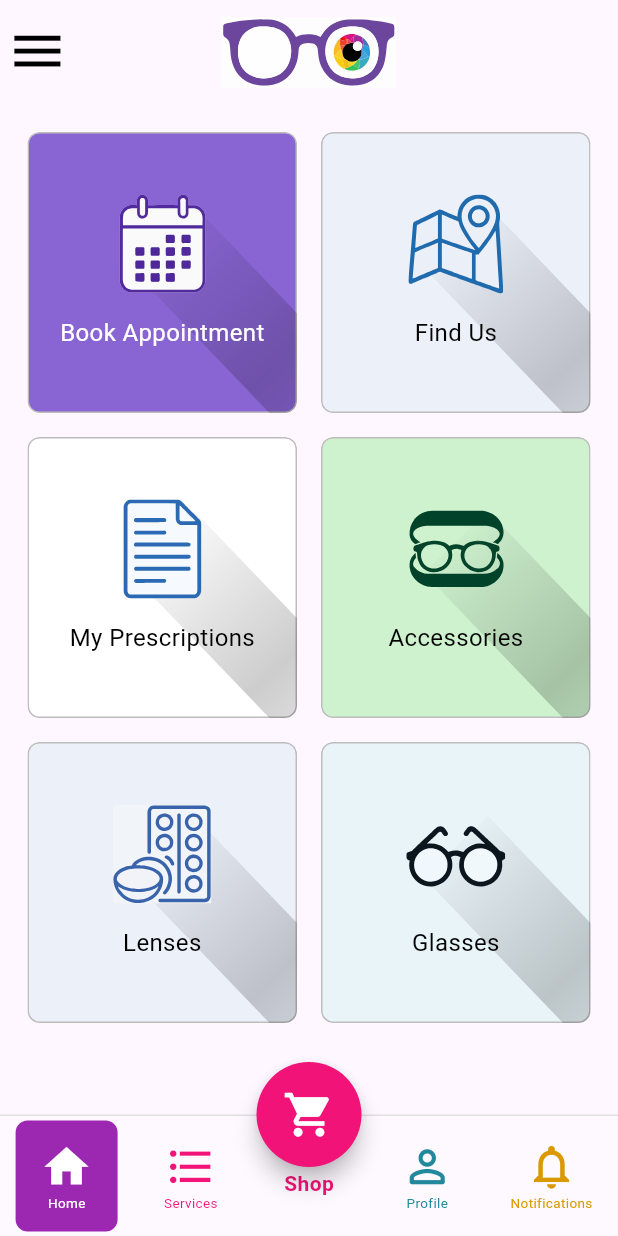
After one commit to abbashashem283/babivision, a Flutter app: the screen it shows after launch, on a phone screen of 412 x 824 dp. The commit adds this screen. Run offline on Flutter 3.47's test engine with Material 3 defaults, Android fonts, the phone set to English and light mode, and no system bars; our stand-ins replace dio, flutter_dotenv, flutter_secure_storage, flutter_svg, pin_code_fields.

Commit message:
encapsulated appbar into a diffent custom scaffold widget

```diff
--- /dev/null
+++ b/lib/Utils/navigation/Routes.dart
@@ -0,0 +1,8 @@
+import 'package:babivision/views/pages/Appointments.dart';
+import 'package:flutter/material.dart';
+
+Map<String, Widget Function(BuildContext context)> getRoutes(
+  BuildContext context,
+) {
+  return {"/appointments": (context) => Appointments()};
+}
--- a/lib/main.dart
+++ b/lib/main.dart
@@ -1,8 +1,9 @@
+import 'package:babivision/Utils/navigation/Routes.dart';
 import 'package:babivision/views/debug/Playground.dart';
 import 'package:babivision/views/pages/Auth/PasswordCodeConfirmation.dart';
 import 'package:babivision/views/pages/Auth/PasswordReset.dart';
 import 'package:babivision/views/pages/Auth/RegisterPage.dart';
-import 'package:babivision/views/pages/HomePage.dart';
+import 'package:babivision/views/pages/homepage/HomePage.dart';
 import 'package:babivision/views/pages/Auth/LoginPage.dart';
 import 'package:babivision/views/pages/SplashScreen.dart';
 import 'package:flutter/material.dart';
@@ -27,6 +28,7 @@ class _MyAppState extends State<MyApp> {
         useMaterial3: true,
       ),
       home: Homepage(),
+      routes: getRoutes(context),
     );
   }
 }
--- /dev/null
+++ b/lib/views/layout/AppBarDrawerScaffold.dart
@@ -0,0 +1,186 @@
+import 'package:babivision/data/KConstants.dart';
+import 'package:flutter/material.dart';
+import 'package:babivision/Utils/extenstions/ResponsiveContext.dart';
+import 'package:flutter_svg/svg.dart';
+
+class AppbaDrawerScaffold extends StatelessWidget {
+  final Widget body;
+  final Widget? bottomNavigationBar;
+  final Widget? floatingActionButton;
+  final FloatingActionButtonLocation? floatingActionButtonLocation;
+  const AppbaDrawerScaffold({
+    super.key,
+    required this.body,
+    this.bottomNavigationBar,
+    this.floatingActionButton,
+    this.floatingActionButtonLocation,
+  });
+
+  @override
+  Widget build(BuildContext context) {
+    Widget _buildDrawerTile({
+      required IconData icon,
+      required Color iconColor,
+      required String label,
+    }) {
+      return ListTile(
+        leading: Icon(icon, size: 35, color: iconColor),
+        title: Text(
+          label,
+          style: TextStyle(
+            fontSize: (context.percentageOfWidth(.02)).clamp(18, 25),
+          ),
+        ),
+      );
+    }
+
+    Widget _buildSideMenu() {
+      return Column(
+        mainAxisAlignment: MainAxisAlignment.spaceAround,
+        spacing: context.responsiveOrientation(fallback: 0, onLandscape: 15),
+        children: [
+          _buildDrawerTile(
+            icon: Icons.info,
+            iconColor: KColors.aboutUsIcon,
+            label: "About Us",
+          ),
+
+          _buildDrawerTile(
+            icon: Icons.message_rounded,
+            iconColor: KColors.contactIcon,
+            label: "Contact / Support",
+          ),
+          _buildDrawerTile(
+            icon: Icons.settings,
+            iconColor: Colors.grey[600]!,
+            label: "Settings",
+          ),
+          Divider(),
+          _buildDrawerTile(
+            icon: Icons.article,
+            iconColor: Colors.orange,
+            label: "Terms & Privacy",
+          ),
+          _buildDrawerTile(
+            icon: Icons.logout_outlined,
+            iconColor: Colors.red,
+            label: "Logout",
+          ),
+        ],
+      );
+    }
+
+    return Scaffold(
+      appBar: PreferredSize(
+        preferredSize: Size.fromHeight(80),
+        child: SafeArea(
+          child: AppBar(
+            automaticallyImplyLeading: false,
+            flexibleSpace: Padding(
+              padding: const EdgeInsets.only(top: 10),
+              child: Stack(
+                children: [
+                  SizedBox(
+                    width: 50,
+                    child: Builder(
+                      builder: (context) {
+                        return IconButton(
+                          padding: EdgeInsets.zero,
+                          constraints: BoxConstraints(
+                            minWidth: 4,
+                            minHeight: 4,
+                          ),
+                          onPressed: () {
+                            Scaffold.of(context).openDrawer();
+                          },
+                          icon: Icon(
+                            Icons.menu,
+                            color: Colors.black,
+                            size: context.percentageOfWidth(.1).clamp(20, 50),
+                          ),
+                        );
+                      },
+                    ),
+                  ),
+                  Center(
+                    child: Column(
+                      spacing: 5,
+                      mainAxisAlignment: MainAxisAlignment.start,
+                      children: [
+                        SvgPicture.asset(
+                          'assets/images/babivision-logo.svg',
+                          width: context.percentageOfWidth(.2).clamp(120, 150),
+
+                          //height: 75,
+                          fit: BoxFit.fill,
+                        ),
+                      ],
+                    ),
+                  ),
+                ],
+              ),
+            ),
+          ),
+        ),
+      ),
+      drawer: SafeArea(
+        child: Container(
+          width: context.percentageOfWidth(.7),
+          height: double.infinity,
+          color: KColors.offWhite,
+          child: Column(
+            children: [
+              SizedBox(height: 20),
+              Column(
+                children: [
+                  Container(
+                    width: (context.percentageOfWidth(.2) / context.ratio)
+                        .clamp(100, 150),
+                    height: (context.percentageOfWidth(.2) / context.ratio)
+                        .clamp(100, 150),
+                    decoration: BoxDecoration(
+                      color: Colors.purple[100],
+                      borderRadius: BorderRadius.circular(
+                        ((context.percentageOfWidth(.2) / 2) / context.ratio)
+                            .clamp(50, 75),
+                      ),
+                    ),
+                    child: Center(
+                      child: Text(
+                        "JD",
+                        style: TextStyle(color: Colors.purple, fontSize: 40),
+                      ),
+                    ),
+                  ),
+                  SizedBox(height: 15),
+                  Text("John Doe", style: TextStyle(fontSize: 25)),
+                  ConstrainedBox(
+                    constraints: BoxConstraints(maxWidth: 200),
+                    child: Text(
+                      "jdoe@example.com",
+                      style: TextStyle(
+                        fontSize: 15,
+                        overflow: TextOverflow.ellipsis,
+                      ),
+                    ),
+                  ),
+                ],
+              ),
+              SizedBox(height: 50),
+              context.responsiveOrientation(
+                onLandscape: Expanded(
+                  child: SingleChildScrollView(child: _buildSideMenu()),
+                ),
+                onPortrait: Expanded(child: _buildSideMenu()),
+              ),
+            ],
+          ),
+        ),
+      ),
+      body: body,
+      bottomNavigationBar: bottomNavigationBar,
+      floatingActionButton: floatingActionButton,
+      floatingActionButtonLocation: floatingActionButtonLocation,
+    );
+  }
+}
--- /dev/null
+++ b/lib/views/pages/Appointments.dart
@@ -0,0 +1,10 @@
+import 'package:flutter/material.dart';
+
+class Appointments extends StatelessWidget {
+  const Appointments({super.key});
+
+  @override
+  Widget build(BuildContext context) {
+    return Scaffold(body: Text("This is appointments page"));
+  }
+}
--- a/lib/views/pages/SplashScreen.dart
+++ b/lib/views/pages/SplashScreen.dart
@@ -1,6 +1,6 @@
 import 'dart:async';
 
-import 'package:babivision/views/pages/HomePage.dart';
+import 'package:babivision/views/pages/homepage/HomePage.dart';
 import 'package:flutter/material.dart';
 
 class Splashscreen extends StatefulWidget {
--- a/lib/views/pages/HomePage.dart
+++ b/lib/views/pages/homepage/HomePage.dart
@@ -3,6 +3,7 @@ import 'dart:math';
 import 'package:babivision/views/buttons/CIconButton.dart';
 import 'package:babivision/views/cards/DiagonalShadow.dart';
 import 'package:babivision/views/debug/B.dart';
+import 'package:babivision/views/layout/AppBarDrawerScaffold.dart';
 import 'package:flutter/material.dart';
 import 'package:babivision/data/KConstants.dart';
 import 'package:babivision/Utils/extenstions/ResponsiveContext.dart';
@@ -18,6 +19,66 @@ class Homepage extends StatefulWidget {
 class _HomepageState extends State<Homepage> {
   int _currentIndex = 0;
 
+  Widget _getSelectedTab() {
+    switch (_currentIndex) {
+      case 0:
+        return Column(
+          children: [
+            _buildGridRow(context, [
+              {
+                "onPress": () => Navigator.pushNamed(context, '/appointments'),
+                "img_src": "assets/icon-images/calendar.svg",
+                "label": "Book Appointment",
+                "color": Colors.white,
+                "backgroundColor": KColors.appointment,
+              },
+              {
+                "onPress": null,
+                "img_src": "assets/icon-images/map.svg",
+                "label": "Find Us",
+                "color": Colors.black,
+                "backgroundColor": KColors.findUs,
+              },
+            ]),
+            _buildGridRow(context, [
+              {
+                "onPress": null,
+                "img_src": "assets/icon-images/note.svg",
+                "label": "My Prescriptions",
+                "color": Colors.black,
+                "backgroundColor": Colors.white,
+              },
+              {
+                "onPress": null,
+                "img_src": "assets/icon-images/accessories.svg",
+                "label": "Accessories",
+                "color": Colors.black,
+                "backgroundColor": KColors.orderLenses,
+              },
+            ]),
+            _buildGridRow(context, [
+              {
+                "onPress": null,
+                "img_src": "assets/icon-images/lenses.svg",
+                "label": "Lenses",
+                "color": Colors.black,
+                "backgroundColor": KColors.findUs,
+              },
+              {
+                "onPress": null,
+                "img_src": "assets/icon-images/glasses.svg",
+                "label": "Glasses",
+                "color": Colors.black,
+                "backgroundColor": Color.fromARGB(255, 233, 244, 248),
+              },
+            ]),
+          ],
+        );
+      default:
+        return SizedBox.shrink();
+    }
+  }
+
   Widget _buildGridRow(
     BuildContext context,
     List<Map<String, dynamic>> itemsData,
@@ -32,6 +93,7 @@ class _HomepageState extends State<Homepage> {
                       padding: const EdgeInsets.all(8.0),
                       child: DiagonalShadow(
                         //shadowSize: (height * .08) * .9,
+                        onPress: data["onPress"],
                         shadowSize: context.percentageOfHeight(.08) * .9,
                         spacing: context.responsiveExplicit(
                           fallback: 2,
@@ -215,113 +277,7 @@ class _HomepageState extends State<Homepage> {
             ? KColors.notificationIconColor
             : Colors.transparent;
 
-    return Scaffold(
-      appBar: PreferredSize(
-        preferredSize: Size.fromHeight(80),
-        child: SafeArea(
-          child: AppBar(
-            automaticallyImplyLeading: false,
-            flexibleSpace: Padding(
-              padding: const EdgeInsets.only(top: 10),
-              child: Stack(
-                children: [
-                  SizedBox(
-                    width: 50,
-                    child: Builder(
-                      builder: (context) {
-                        return IconButton(
-                          padding: EdgeInsets.zero,
-                          constraints: BoxConstraints(
-                            minWidth: 4,
-                            minHeight: 4,
-                          ),
-                          onPressed: () {
-                            Scaffold.of(context).openDrawer();
-                          },
-                          icon: Icon(
-                            Icons.menu,
-                            color: Colors.black,
-                            size: context.percentageOfWidth(.1).clamp(20, 50),
-                          ),
-                        );
-                      },
-                    ),
-                  ),
-                  Center(
-                    child: Column(
-                      spacing: 5,
-                      mainAxisAlignment: MainAxisAlignment.start,
-                      children: [
-                        SvgPicture.asset(
-                          'assets/images/babivision-logo.svg',
-                          width: context.percentageOfWidth(.2).clamp(120, 150),
-
-                          //height: 75,
-                          fit: BoxFit.fill,
-                        ),
-                      ],
-                    ),
-                  ),
-                ],
-              ),
-            ),
-          ),
-        ),
-      ),
-      drawer: SafeArea(
-        child: Container(
-          width: context.percentageOfWidth(.7),
-          height: double.infinity,
-          color: KColors.offWhite,
-          child: Column(
-            children: [
-              SizedBox(height: 20),
-              Column(
-                children: [
-                  Container(
-                    width: (context.percentageOfWidth(.2) / context.ratio)
-                        .clamp(100, 150),
-                    height: (context.percentageOfWidth(.2) / context.ratio)
-                        .clamp(100, 150),
-                    decoration: BoxDecoration(
-                      color: Colors.purple[100],
-                      borderRadius: BorderRadius.circular(
-                        ((context.percentageOfWidth(.2) / 2) / context.ratio)
-                            .clamp(50, 75),
-                      ),
-                    ),
-                    child: Center(
-                      child: Text(
-                        "JD",
-                        style: TextStyle(color: Colors.purple, fontSize: 40),
-                      ),
-                    ),
-                  ),
-                  SizedBox(height: 15),
-                  Text("John Doe", style: TextStyle(fontSize: 25)),
-                  ConstrainedBox(
-                    constraints: BoxConstraints(maxWidth: 200),
-                    child: Text(
-                      "jdoe@example.com",
-                      style: TextStyle(
-                        fontSize: 15,
-                        overflow: TextOverflow.ellipsis,
-                      ),
-                    ),
-                  ),
-                ],
-              ),
-              SizedBox(height: 50),
-              context.responsiveOrientation(
-                onLandscape: Expanded(
-                  child: SingleChildScrollView(child: _buildSideMenu()),
-                ),
-                onPortrait: Expanded(child: _buildSideMenu()),
-              ),
-            ],
-          ),
-        ),
-      ),
+    return AppbaDrawerScaffold(
       body: Align(
         alignment: Alignment.topCenter,
         child: SizedBox(
@@ -331,58 +287,7 @@ class _HomepageState extends State<Homepage> {
             widthFactor: 0.95,
             heightFactor: 0.92,
             //height: 250,
-            child: Column(
-              children: [
-                _buildGridRow(context, [
-                  {
-                    "onPress": null,
-                    "img_src": "assets/icon-images/calendar.svg",
-                    "label": "Book Appointment",
-                    "color": Colors.white,
-                    "backgroundColor": KColors.appointment,
-                  },
-                  {
-                    "onPress": null,
-                    "img_src": "assets/icon-images/map.svg",
-                    "label": "Find Us",
-                    "color": Colors.black,
-                    "backgroundColor": KColors.findUs,
-                  },
-                ]),
-                _buildGridRow(context, [
-                  {
-                    "onPress": null,
-                    "img_src": "assets/icon-images/note.svg",
-                    "label": "My Prescriptions",
-                    "color": Colors.black,
-                    "backgroundColor": Colors.white,
-                  },
-                  {
-                    "onPress": null,
-                    "img_src": "assets/icon-images/accessories.svg",
-                    "label": "Accessories",
-                    "color": Colors.black,
-                    "backgroundColor": KColors.orderLenses,
-                  },
-                ]),
-                _buildGridRow(context, [
-                  {
-                    "onPress": null,
-                    "img_src": "assets/icon-images/lenses.svg",
-                    "label": "Lenses",
-                    "color": Colors.black,
-                    "backgroundColor": KColors.findUs,
-                  },
-                  {
-                    "onPress": null,
-                    "img_src": "assets/icon-images/glasses.svg",
-                    "label": "Glasses",
-                    "color": Colors.black,
-                    "backgroundColor": Color.fromARGB(255, 233, 244, 248),
-                  },
-                ]),
-              ],
-            ),
+            child: _getSelectedTab(),
           ),
         ),
       ),
```
